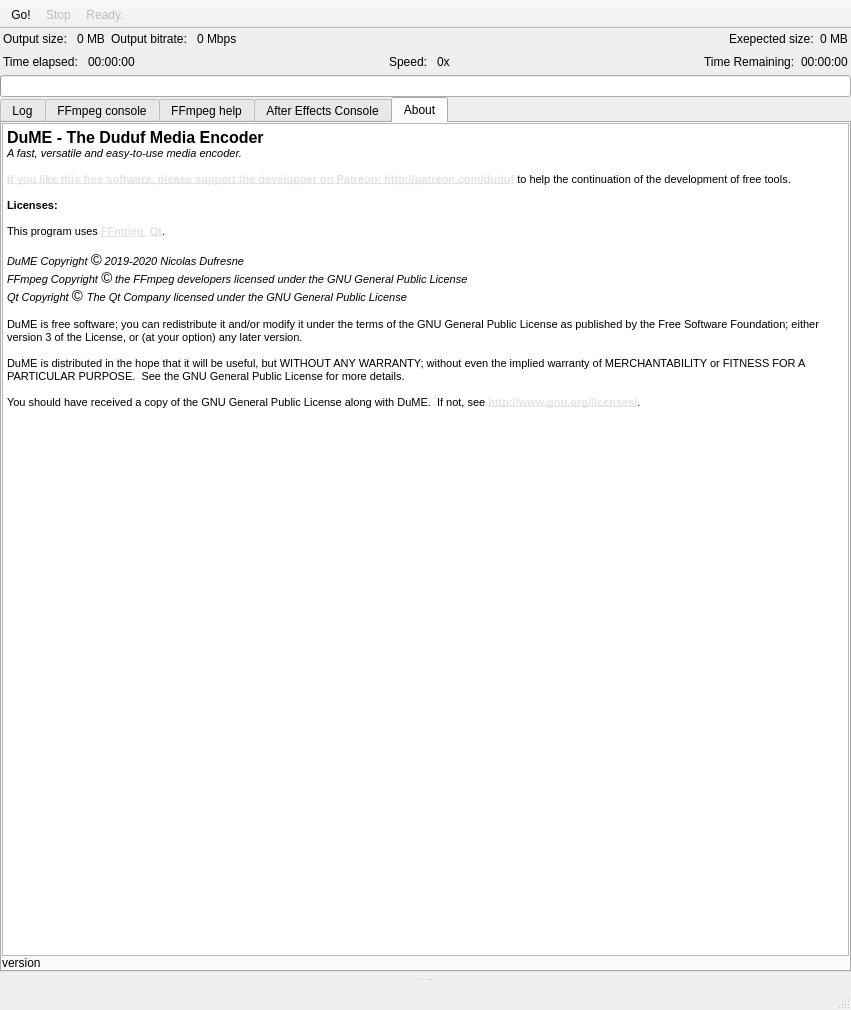
First picture: the form in src/UI/mainwindow.ui, repository RxLaboratory/DuME, before the edit.
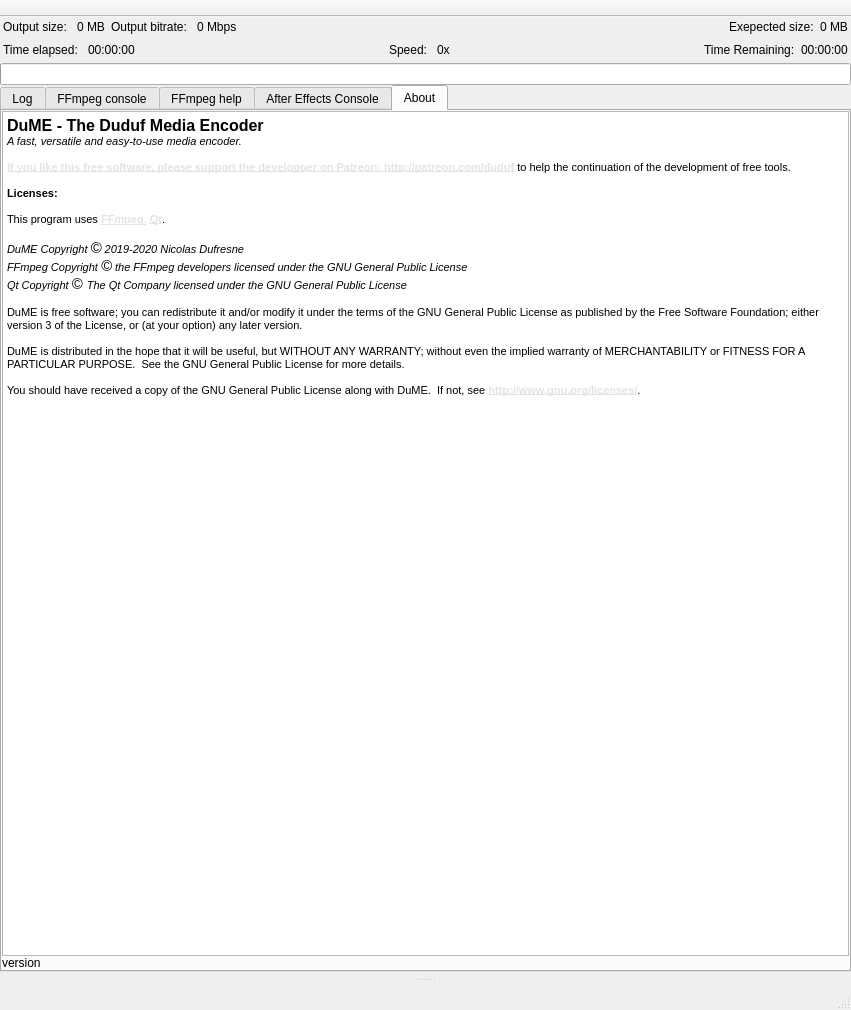
Second picture: the form after the edit. The open tabs and pages were chosen to show the change. Icons and pictures are not drawn.

```diff
--- a/src/UI/mainwindow.ui
+++ b/src/UI/mainwindow.ui
@@ -511,18 +511,18 @@
             <string>&lt;!DOCTYPE HTML PUBLIC &quot;-//W3C//DTD HTML 4.0//EN&quot; &quot;http://www.w3.org/TR/REC-html40/strict.dtd&quot;&gt;
 &lt;html&gt;&lt;head&gt;&lt;meta name=&quot;qrichtext&quot; content=&quot;1&quot; /&gt;&lt;style type=&quot;text/css&quot;&gt;
 p, li { white-space: pre-wrap; }
-&lt;/style&gt;&lt;/head&gt;&lt;body style=&quot; font-family:'MS Shell Dlg 2'; font-size:8.25pt; font-weight:400; font-style:normal;&quot;&gt;
+&lt;/style&gt;&lt;/head&gt;&lt;body style=&quot; font-family:'MS Shell Dlg 2'; font-size:7.8pt; font-weight:400; font-style:normal;&quot;&gt;
 &lt;p style=&quot; margin-top:0px; margin-bottom:0px; margin-left:0px; margin-right:0px; -qt-block-indent:0; text-indent:0px;&quot;&gt;&lt;span style=&quot; font-family:'MS Shell Dlg 2'; font-size:12pt; font-weight:600;&quot;&gt;DuME - The Duduf Media Encoder&lt;/span&gt;&lt;/p&gt;
-&lt;p style=&quot; margin-top:0px; margin-bottom:0px; margin-left:0px; margin-right:0px; -qt-block-indent:0; text-indent:0px;&quot;&gt;&lt;span style=&quot; font-family:'MS Shell Dlg 2'; font-style:italic;&quot;&gt;A fast, versatile and easy-to-use media encoder.&lt;/span&gt;&lt;/p&gt;
-&lt;p style=&quot;-qt-paragraph-type:empty; margin-top:0px; margin-bottom:0px; margin-left:0px; margin-right:0px; -qt-block-indent:0; text-indent:0px; font-family:'MS Shell Dlg 2'; font-style:italic;&quot;&gt;&lt;br /&gt;&lt;/p&gt;
+&lt;p style=&quot; margin-top:0px; margin-bottom:0px; margin-left:0px; margin-right:0px; -qt-block-indent:0; text-indent:0px;&quot;&gt;&lt;span style=&quot; font-family:'MS Shell Dlg 2'; font-size:8.25pt; font-style:italic;&quot;&gt;A fast, versatile and easy-to-use media encoder.&lt;/span&gt;&lt;/p&gt;
+&lt;p style=&quot;-qt-paragraph-type:empty; margin-top:0px; margin-bottom:0px; margin-left:0px; margin-right:0px; -qt-block-indent:0; text-indent:0px; font-family:'MS Shell Dlg 2'; font-size:8.25pt; font-style:italic;&quot;&gt;&lt;br /&gt;&lt;/p&gt;
 &lt;p style=&quot; margin-top:0px; margin-bottom:0px; margin-left:0px; margin-right:0px; -qt-block-indent:0; text-indent:0px;&quot;&gt;&lt;a href=&quot;http://patreon.com/duduf&quot;&gt;&lt;span style=&quot; font-family:'MS Shell Dlg 2'; font-size:8pt; font-weight:600; text-decoration: underline; color:#e3e3e3;&quot;&gt;If you like this free software, please support the developper on Patreon: http://patreon.com/duduf&lt;/span&gt;&lt;/a&gt;&lt;span style=&quot; font-family:'MS Shell Dlg 2'; font-size:8pt;&quot;&gt; to help the continuation of the development of free tools.&lt;/span&gt;&lt;/p&gt;
-&lt;p style=&quot;-qt-paragraph-type:empty; margin-top:0px; margin-bottom:0px; margin-left:0px; margin-right:0px; -qt-block-indent:0; text-indent:0px; font-family:'MS Shell Dlg 2'; font-style:italic;&quot;&gt;&lt;br /&gt;&lt;/p&gt;
-&lt;p style=&quot; margin-top:0px; margin-bottom:0px; margin-left:0px; margin-right:0px; -qt-block-indent:0; text-indent:0px;&quot;&gt;&lt;span style=&quot; font-family:'MS Shell Dlg 2'; font-weight:600;&quot;&gt;Licenses:&lt;/span&gt;&lt;/p&gt;
-&lt;p style=&quot;-qt-paragraph-type:empty; margin-top:0px; margin-bottom:0px; margin-left:0px; margin-right:0px; -qt-block-indent:0; text-indent:0px; font-family:'MS Shell Dlg 2'; font-weight:600; font-style:italic;&quot;&gt;&lt;br /&gt;&lt;/p&gt;
-&lt;p style=&quot; margin-top:0px; margin-bottom:0px; margin-left:0px; margin-right:0px; -qt-block-indent:0; text-indent:0px;&quot;&gt;&lt;span style=&quot; font-family:'MS Shell Dlg 2';&quot;&gt;This program uses &lt;/span&gt;&lt;a href=&quot;http://ffmpeg.org&quot;&gt;&lt;span style=&quot; font-family:'MS Shell Dlg 2'; font-size:8pt; font-weight:600; text-decoration: underline; color:#e3e3e3;&quot;&gt;FFmpeg&lt;/span&gt;&lt;/a&gt;&lt;a href=&quot;http://ffmpeg.org&quot;&gt;&lt;span style=&quot; font-family:'MS Shell Dlg 2'; font-size:8pt; text-decoration: underline; color:#e3e3e3;&quot;&gt;,&lt;/span&gt;&lt;/a&gt;&lt;span style=&quot; font-family:'MS Shell Dlg 2';&quot;&gt; &lt;/span&gt;&lt;a href=&quot;https://www1.qt.io/developers/&quot;&gt;&lt;span style=&quot; font-family:'MS Shell Dlg 2'; font-size:8pt; font-weight:600; text-decoration: underline; color:#e3e3e3;&quot;&gt;Qt&lt;/span&gt;&lt;/a&gt;&lt;span style=&quot; font-family:'MS Shell Dlg 2';&quot;&gt;.&lt;/span&gt;&lt;/p&gt;
-&lt;p style=&quot;-qt-paragraph-type:empty; margin-top:0px; margin-bottom:0px; margin-left:0px; margin-right:0px; -qt-block-indent:0; text-indent:0px; font-family:'MS Shell Dlg 2'; font-style:italic;&quot;&gt;&lt;br /&gt;&lt;/p&gt;
-&lt;p style=&quot; margin-top:0px; margin-bottom:0px; margin-left:0px; margin-right:0px; -qt-block-indent:0; text-indent:0px;&quot;&gt;&lt;span style=&quot; font-family:'MS Shell Dlg 2'; font-style:italic;&quot;&gt;DuME Copyright &lt;/span&gt;&lt;span style=&quot; font-family:'Ubuntu'; font-size:11pt; font-style:italic;&quot;&gt;©&lt;/span&gt;&lt;span style=&quot; font-family:'MS Shell Dlg 2'; font-style:italic;&quot;&gt; 2019-2020 Nicolas Dufresne&lt;/span&gt;&lt;/p&gt;
-&lt;p style=&quot; margin-top:0px; margin-bottom:0px; margin-left:0px; margin-right:0px; -qt-block-indent:0; text-indent:0px;&quot;&gt;&lt;span style=&quot; font-family:'MS Shell Dlg 2'; font-style:italic;&quot;&gt;FFmpeg Copyright &lt;/span&gt;&lt;span style=&quot; font-family:'Ubuntu'; font-size:11pt; font-style:italic;&quot;&gt;©&lt;/span&gt;&lt;span style=&quot; font-family:'MS Shell Dlg 2'; font-style:italic;&quot;&gt; &lt;/span&gt;&lt;span style=&quot; font-family:'MS Shell Dlg 2'; font-size:8pt; font-style:italic;&quot;&gt;the FFmpeg developers licensed under the GNU General Public License&lt;/span&gt;&lt;/p&gt;
+&lt;p style=&quot;-qt-paragraph-type:empty; margin-top:0px; margin-bottom:0px; margin-left:0px; margin-right:0px; -qt-block-indent:0; text-indent:0px; font-family:'MS Shell Dlg 2'; font-size:8.25pt; font-style:italic;&quot;&gt;&lt;br /&gt;&lt;/p&gt;
+&lt;p style=&quot; margin-top:0px; margin-bottom:0px; margin-left:0px; margin-right:0px; -qt-block-indent:0; text-indent:0px;&quot;&gt;&lt;span style=&quot; font-family:'MS Shell Dlg 2'; font-size:8.25pt; font-weight:600;&quot;&gt;Licenses:&lt;/span&gt;&lt;/p&gt;
+&lt;p style=&quot;-qt-paragraph-type:empty; margin-top:0px; margin-bottom:0px; margin-left:0px; margin-right:0px; -qt-block-indent:0; text-indent:0px; font-family:'MS Shell Dlg 2'; font-size:8.25pt; font-weight:600; font-style:italic;&quot;&gt;&lt;br /&gt;&lt;/p&gt;
+&lt;p style=&quot; margin-top:0px; margin-bottom:0px; margin-left:0px; margin-right:0px; -qt-block-indent:0; text-indent:0px;&quot;&gt;&lt;span style=&quot; font-family:'MS Shell Dlg 2'; font-size:8.25pt;&quot;&gt;This program uses &lt;/span&gt;&lt;a href=&quot;http://ffmpeg.org&quot;&gt;&lt;span style=&quot; font-family:'MS Shell Dlg 2'; font-size:8pt; font-weight:600; text-decoration: underline; color:#e3e3e3;&quot;&gt;FFmpeg&lt;/span&gt;&lt;/a&gt;&lt;a href=&quot;http://ffmpeg.org&quot;&gt;&lt;span style=&quot; font-family:'MS Shell Dlg 2'; font-size:8pt; text-decoration: underline; color:#e3e3e3;&quot;&gt;,&lt;/span&gt;&lt;/a&gt;&lt;span style=&quot; font-family:'MS Shell Dlg 2'; font-size:8.25pt;&quot;&gt; &lt;/span&gt;&lt;a href=&quot;https://www1.qt.io/developers/&quot;&gt;&lt;span style=&quot; font-family:'MS Shell Dlg 2'; font-size:8pt; font-weight:600; text-decoration: underline; color:#e3e3e3;&quot;&gt;Qt&lt;/span&gt;&lt;/a&gt;&lt;span style=&quot; font-family:'MS Shell Dlg 2'; font-size:8.25pt;&quot;&gt;.&lt;/span&gt;&lt;/p&gt;
+&lt;p style=&quot;-qt-paragraph-type:empty; margin-top:0px; margin-bottom:0px; margin-left:0px; margin-right:0px; -qt-block-indent:0; text-indent:0px; font-family:'MS Shell Dlg 2'; font-size:8.25pt; font-style:italic;&quot;&gt;&lt;br /&gt;&lt;/p&gt;
+&lt;p style=&quot; margin-top:0px; margin-bottom:0px; margin-left:0px; margin-right:0px; -qt-block-indent:0; text-indent:0px;&quot;&gt;&lt;span style=&quot; font-family:'MS Shell Dlg 2'; font-size:8.25pt; font-style:italic;&quot;&gt;DuME Copyright &lt;/span&gt;&lt;span style=&quot; font-family:'Ubuntu'; font-size:11pt; font-style:italic;&quot;&gt;©&lt;/span&gt;&lt;span style=&quot; font-family:'MS Shell Dlg 2'; font-size:8.25pt; font-style:italic;&quot;&gt; 2019-2020 Nicolas Dufresne&lt;/span&gt;&lt;/p&gt;
+&lt;p style=&quot; margin-top:0px; margin-bottom:0px; margin-left:0px; margin-right:0px; -qt-block-indent:0; text-indent:0px;&quot;&gt;&lt;span style=&quot; font-family:'MS Shell Dlg 2'; font-size:8.25pt; font-style:italic;&quot;&gt;FFmpeg Copyright &lt;/span&gt;&lt;span style=&quot; font-family:'Ubuntu'; font-size:11pt; font-style:italic;&quot;&gt;©&lt;/span&gt;&lt;span style=&quot; font-family:'MS Shell Dlg 2'; font-size:8.25pt; font-style:italic;&quot;&gt; &lt;/span&gt;&lt;span style=&quot; font-family:'MS Shell Dlg 2'; font-size:8pt; font-style:italic;&quot;&gt;the FFmpeg developers licensed under the GNU General Public License&lt;/span&gt;&lt;/p&gt;
 &lt;p style=&quot; margin-top:0px; margin-bottom:0px; margin-left:0px; margin-right:0px; -qt-block-indent:0; text-indent:0px;&quot;&gt;&lt;span style=&quot; font-family:'MS Shell Dlg 2'; font-size:8pt; font-style:italic;&quot;&gt;Qt Copyright &lt;/span&gt;&lt;span style=&quot; font-family:'Ubuntu'; font-size:11pt; font-style:italic;&quot;&gt;© &lt;/span&gt;&lt;span style=&quot; font-family:'MS Shell Dlg 2'; font-size:8pt; font-style:italic;&quot;&gt;The Qt Company licensed under the GNU General Public License&lt;/span&gt;&lt;/p&gt;
 &lt;p style=&quot;-qt-paragraph-type:empty; margin-top:0px; margin-bottom:0px; margin-left:0px; margin-right:0px; -qt-block-indent:0; text-indent:0px; font-family:'MS Shell Dlg 2'; font-size:8pt;&quot;&gt;&lt;br /&gt;&lt;/p&gt;
 &lt;p style=&quot; margin-top:0px; margin-bottom:0px; margin-left:0px; margin-right:0px; -qt-block-indent:0; text-indent:0px;&quot;&gt;&lt;span style=&quot; font-family:'MS Shell Dlg 2'; font-size:8pt;&quot;&gt;DuME is free software; you can redistribute it and/or modify it under the terms of the GNU General Public License as published by the Free Software Foundation; either version 3 of the License, or (at your option) any later version.&lt;/span&gt;&lt;/p&gt;
@@ -609,9 +609,6 @@
    <attribute name="toolBarBreak">
     <bool>false</bool>
    </attribute>
-   <addaction name="actionGo"/>
-   <addaction name="actionStop"/>
-   <addaction name="actionStatus"/>
   </widget>
   <widget class="QStatusBar" name="mainStatusBar"/>
   <action name="actionSettings">
```
Left out of the diff: 28 changed lines with no effect on the pictures.
